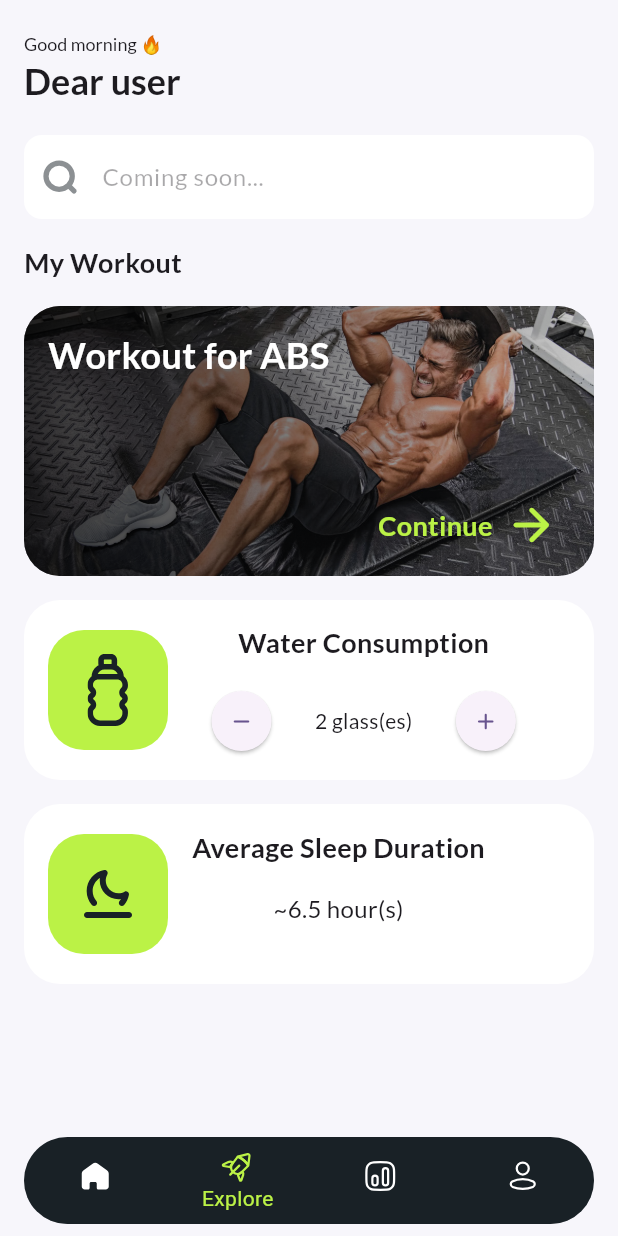
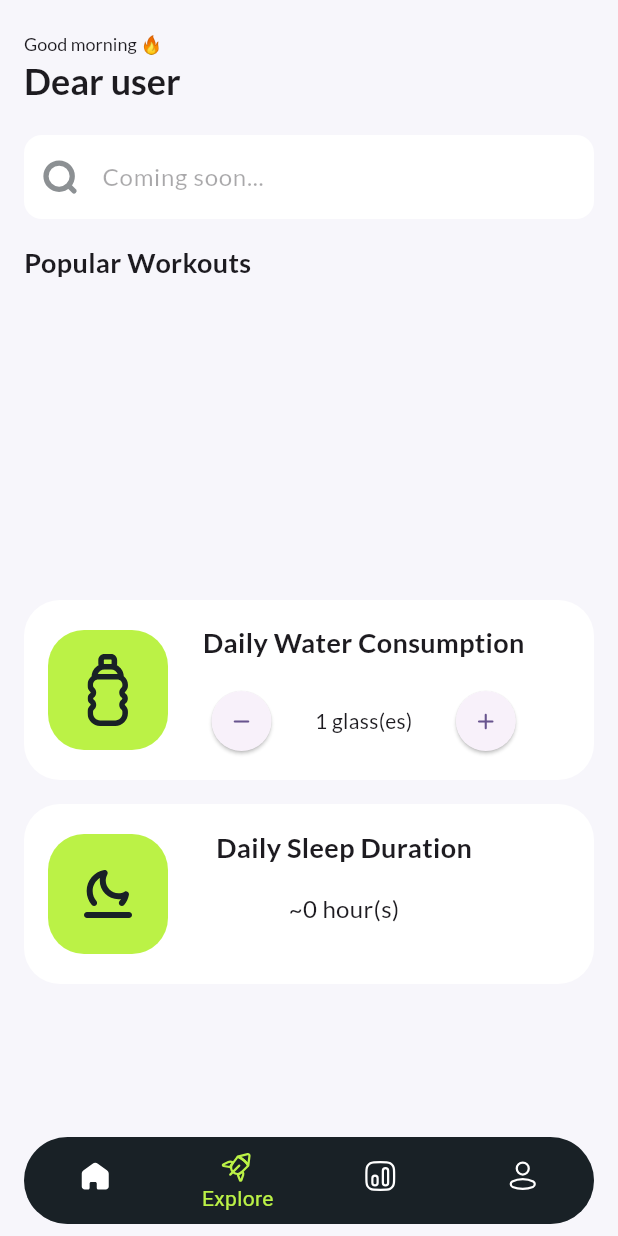
Before and after one commit to SardorbekAbdulabbozov/health_hack, a Flutter app: the screen it shows after launch, item 2 of the bottom bar chosen, after a tap on the "add" icon, on a phone screen of 412 x 824 dp. Run offline on Flutter 3.47's test engine with Material 2 defaults, Android fonts, the phone set to English and light mode, and no system bars; our stand-ins replace flutter_svg, get; missing offline and left inert: mysql_client; accounts and stored records are empty; statements that could not run were skipped.

Commit message:
home page with functionality

```diff
--- a/lib/controllers/main_controller.dart
+++ b/lib/controllers/main_controller.dart
@@ -1,5 +1,8 @@
+// ignore_for_file: avoid_function_literals_in_foreach_calls
+
 import 'package:health_hack/models/user_model.dart';
 import 'package:health_hack/models/workout_model.dart';
+import 'package:health_hack/utils/base_functions.dart';
 import 'package:health_hack/utils/constants.dart';
 import 'package:flutter/material.dart';
 import 'package:get/get.dart';
@@ -8,7 +11,11 @@ import 'package:mysql_client/mysql_client.dart';
 class MainController extends GetxController {
   MySQLConnection? connectionPool;
   UserModel? userData;
+  WorkoutModel? userWorkout;
+  List<WorkoutModel> otherWorkouts = [];
   int navBarIndex = 0;
+  int dailyWaterAmount = 0;
+  int dailySleepAmount = 0;
 
   @override
   void onReady() async {
@@ -24,7 +31,11 @@ class MainController extends GetxController {
     await connectionPool
         ?.connect()
         .then((value) => debugPrint('├─────────────────────────── connected'));
-    await getUserData('abdulabbozov');
+    await getUserData('abdulabbozov').then((v) async {
+      await getUserWorkout('abdulabbozov');
+      await getDailyWaterConsumption('abdulabbozov');
+      await getSleepDuration('abdulabbozov');
+    });
   }
 
   Future<void> getUserData(String ssn) async {
@@ -44,18 +55,78 @@ class MainController extends GetxController {
     update();
   }
 
+  Future<void> getUserWorkout(String ssn) async {
+    IResultSet? result = await connectionPool?.execute(
+        "SELECT workout.title, workout.id FROM workout JOIN user USING(id) WHERE user.ssn = '$ssn'");
+    userWorkout = WorkoutModel(
+      id: result?.rows.first.colAt(1) ?? '',
+      name: result?.rows.first.colAt(0) ?? '',
+      coverImage:
+          BaseFunctions.getWorkoutCoverImage(result?.rows.first.colAt(1) ?? ''),
+    );
+    if ((result?.rows ?? []).isEmpty) {
+      IResultSet? result =
+          await connectionPool?.execute("SELECT * FROM workout");
+      (result?.rows ?? []).forEach((row) {
+        otherWorkouts.add(
+          WorkoutModel(
+            id: row.colAt(1) ?? '',
+            name: row.colAt(0) ?? '',
+            coverImage: BaseFunctions.getWorkoutCoverImage(row.colAt(1) ?? ''),
+          ),
+        );
+      });
+    }
+    update();
+  }
+
+  Future<void> getSleepDuration(String ssn) async {
+    var date = DateTime.now();
+    IResultSet? result = await connectionPool?.execute(
+        "SELECT * FROM sleep WHERE id='${date.day}.${date.month}.${date.year}' AND ssn = '$ssn'");
+    if ((result?.rows ?? []).isEmpty) {
+      dailySleepAmount = 0;
+    } else {
+      dailySleepAmount = int.tryParse(result?.rows.first.colAt(1) ?? '') ?? 0;
+    }
+    update();
+  }
+
+  Future<void> getDailyWaterConsumption(String ssn) async {
+    var date = DateTime.now();
+    IResultSet? result = await connectionPool?.execute(
+        "SELECT * FROM water WHERE id='${date.day}.${date.month}.${date.year}' AND ssn = '$ssn'");
+    if ((result?.rows ?? []).isEmpty) {
+      dailyWaterAmount = 0;
+    } else {
+      dailyWaterAmount = int.tryParse(result?.rows.first.colAt(1) ?? '') ?? 0;
+    }
+    update();
+  }
+
+  Future<void> updateWaterAmount(int amount) async {
+    var date = DateTime.now();
+    await connectionPool?.execute(amount == 0
+        ? "DELETE FROM water WHERE id='${date.day}.${date.month}.${date.year}' AND ssn = 'abdulabbozov'"
+        : amount == 1 && dailyWaterAmount == 0
+            ? "INSERT INTO water(id, amount, ssn) VALUES ('${date.day}.${date.month}.${date.year}','$amount','abdulabbozov')"
+            : "UPDATE water SET amount='$amount' WHERE ssn = 'abdulabbozov'");
+    dailyWaterAmount = amount;
+    update();
+  }
+
   void changeNavBar(int index) {
     navBarIndex = index;
     update();
   }
 
-  List<Workouts> personalizedWorkouts() {
+  List<WorkoutModel> personalizedWorkouts() {
     return [
-      Workouts(name: 'Workout for ABS', coverImage: 'abs'),
-      Workouts(name: 'Workout for Arms', coverImage: 'arms'),
-      Workouts(name: 'Workout for Legs', coverImage: 'legs'),
-      Workouts(name: 'Workout for Back', coverImage: 'back'),
-      Workouts(name: 'Yoga', coverImage: 'yoga'),
+      WorkoutModel(id: '1', name: 'Workout for ABS', coverImage: 'abs'),
+      WorkoutModel(id: '2', name: 'Workout for Arms', coverImage: 'arms'),
+      WorkoutModel(id: '3', name: 'Workout for Legs', coverImage: 'legs'),
+      WorkoutModel(id: '4', name: 'Workout for Back', coverImage: 'back'),
+      WorkoutModel(id: '5', name: 'Yoga', coverImage: 'yoga'),
     ];
   }
 }
--- a/lib/models/workout_model.dart
+++ b/lib/models/workout_model.dart
@@ -1,6 +1,7 @@
-class Workouts {
+class WorkoutModel {
+  final String id;
   final String name;
-  final String coverImage;
+  final String? coverImage;
 
-  Workouts({required this.name, required this.coverImage});
+  WorkoutModel({required this.id,required this.name, this.coverImage});
 }
--- a/lib/screens/main_page/main_page.dart
+++ b/lib/screens/main_page/main_page.dart
@@ -26,13 +26,23 @@ class MainPage extends StatelessWidget {
                 : 'Dear user',
           ),
         ),
-        body: const Column(
+        body: Column(
           children: [
-            CustomSearchBar(),
-            MyWorkouts(),
-            MyWaterConsumption(),
-            SizedBox(height: 16),
-            MySleepDuration(),
+            const CustomSearchBar(),
+            MyWorkouts(
+              id: controller.userWorkout?.id ?? '',
+              name: controller.userWorkout?.name ?? '',
+              coverImage: controller.userWorkout?.coverImage ?? '',
+              otherWorkouts: controller.otherWorkouts,
+            ),
+            MyWaterConsumption(
+              amount: controller.dailyWaterAmount,
+              onChanged: (i) async {
+                await controller.updateWaterAmount(i);
+              },
+            ),
+            const SizedBox(height: 16),
+            MySleepDuration(amount: controller.dailySleepAmount),
           ],
         ),
         bottomNavigationBar: Padding(
--- a/lib/screens/main_page/widgets/my_sleep_duration.dart
+++ b/lib/screens/main_page/widgets/my_sleep_duration.dart
@@ -6,8 +6,8 @@ import 'package:get/get.dart';
 import 'package:health_hack/utils/constants.dart';
 
 class MySleepDuration extends StatelessWidget {
-  const MySleepDuration({Key? key}) : super(key: key);
-
+  const MySleepDuration({Key? key, required this.amount}) : super(key: key);
+  final int amount;
   @override
   Widget build(BuildContext context) {
     return Container(
@@ -33,16 +33,16 @@ class MySleepDuration extends StatelessWidget {
               height: 48,
             ),
           ),
-          const Padding(
-            padding: EdgeInsets.only(right: 16),
+           Padding(
+            padding: const EdgeInsets.symmetric(horizontal: 16),
             child: Column(
               mainAxisAlignment: MainAxisAlignment.start,
               crossAxisAlignment: CrossAxisAlignment.center,
               children: [
-                Padding(
+                const Padding(
                   padding: EdgeInsets.symmetric(vertical: 16),
                   child: Text(
-                    'Average Sleep Duration',
+                    'Daily Sleep Duration',
                     style: TextStyle(
                       fontFamily: 'Lato',
                       fontSize: 18,
@@ -51,8 +51,8 @@ class MySleepDuration extends StatelessWidget {
                   ),
                 ),
                 Text(
-                  '~6.5 hour(s)',
-                  style: TextStyle(
+                  '~$amount hour(s)',
+                  style: const TextStyle(
                     fontFamily: 'Lato',
                     fontSize: 16,
                     fontWeight: FontWeight.w500,
--- a/lib/screens/main_page/widgets/my_water_consumption.dart
+++ b/lib/screens/main_page/widgets/my_water_consumption.dart
@@ -6,7 +6,13 @@ import 'package:get/get.dart';
 import 'package:health_hack/utils/constants.dart';
 
 class MyWaterConsumption extends StatelessWidget {
-  const MyWaterConsumption({Key? key}) : super(key: key);
+  const MyWaterConsumption({
+    Key? key,
+    required this.amount,
+    required this.onChanged,
+  }) : super(key: key);
+  final int amount;
+  final void Function(int) onChanged;
 
   @override
   Widget build(BuildContext context) {
@@ -41,7 +47,7 @@ class MyWaterConsumption extends StatelessWidget {
               crossAxisAlignment: CrossAxisAlignment.center,
               children: [
                 const Text(
-                  'Water Consumption',
+                  'Daily Water Consumption',
                   style: TextStyle(
                     fontFamily: 'Lato',
                     fontSize: 18,
@@ -53,7 +59,9 @@ class MyWaterConsumption extends StatelessWidget {
                   child: Row(
                     children: [
                       ElevatedButton(
-                        onPressed: () {},
+                        onPressed: amount - 1 < 0
+                            ? null
+                            : () => onChanged.call(amount - 1),
                         style: ButtonStyle(
                           shape:
                               MaterialStateProperty.all(const CircleBorder()),
@@ -61,9 +69,9 @@ class MyWaterConsumption extends StatelessWidget {
                         child: const Icon(Icons.remove_rounded),
                       ),
                       const Spacer(),
-                      const Text(
-                        '2 glass(es)',
-                        style: TextStyle(
+                      Text(
+                        '$amount glass(es)',
+                        style: const TextStyle(
                           fontFamily: 'Lato',
                           fontSize: 14,
                           fontWeight: FontWeight.w500,
@@ -71,7 +79,7 @@ class MyWaterConsumption extends StatelessWidget {
                       ),
                       const Spacer(),
                       ElevatedButton(
-                        onPressed: () {},
+                        onPressed: () => onChanged.call(amount + 1),
                         style: ButtonStyle(
                           shape:
                               MaterialStateProperty.all(const CircleBorder()),
--- a/lib/screens/main_page/widgets/my_workouts.dart
+++ b/lib/screens/main_page/widgets/my_workouts.dart
@@ -1,10 +1,21 @@
 import 'package:flutter/material.dart';
 import 'package:get/get.dart';
 import 'package:health_hack/controllers/main_controller.dart';
+import 'package:health_hack/models/workout_model.dart';
 import 'package:health_hack/utils/constants.dart';
 
 class MyWorkouts extends GetView<MainController> {
-  const MyWorkouts({Key? key}) : super(key: key);
+  const MyWorkouts({
+    Key? key,
+    required this.id,
+    required this.name,
+    required this.coverImage,
+    required this.otherWorkouts,
+  }) : super(key: key);
+  final String id;
+  final String name;
+  final String coverImage;
+  final List<WorkoutModel> otherWorkouts;
 
   @override
   Widget build(BuildContext context) {
@@ -14,9 +25,9 @@ class MyWorkouts extends GetView<MainController> {
         mainAxisSize: MainAxisSize.min,
         crossAxisAlignment: CrossAxisAlignment.start,
         children: [
-          const Text(
-            'My Workout',
-            style: TextStyle(
+          Text(
+            name.isNotEmpty ? 'My Workout' : 'Popular Workouts',
+            style: const TextStyle(
               fontFamily: 'Lato',
               fontSize: 18,
               fontWeight: FontWeight.w700,
@@ -27,7 +38,7 @@ class MyWorkouts extends GetView<MainController> {
             height: 180,
             child: ListView.builder(
               physics: const ClampingScrollPhysics(),
-              itemCount: 1, //controller.personalizedWorkouts().length,
+              itemCount: name.isNotEmpty ? 1 : otherWorkouts.length,
               scrollDirection: Axis.horizontal,
               itemBuilder: (_, i) {
                 return Stack(
@@ -53,7 +64,7 @@ class MyWorkouts extends GetView<MainController> {
                         image: DecorationImage(
                           fit: BoxFit.cover,
                           image: AssetImage(
-                            'assets/ic_${controller.personalizedWorkouts()[i].coverImage}.jpg',
+                            'assets/ic_${name.isNotEmpty ? coverImage : otherWorkouts[i].coverImage}.jpg',
                           ),
                         ),
                       ),
@@ -61,7 +72,7 @@ class MyWorkouts extends GetView<MainController> {
                     Padding(
                       padding: EdgeInsets.only(top: 16, left: i != 0 ? 32 : 16),
                       child: Text(
-                        controller.personalizedWorkouts()[i].name,
+                        name.isNotEmpty ? name : otherWorkouts[i].name,
                         style: const TextStyle(
                           fontFamily: 'Lato',
                           fontSize: 24,
@@ -70,6 +81,7 @@ class MyWorkouts extends GetView<MainController> {
                         ),
                       ),
                     ),
+                    if (name.isNotEmpty)
                       Positioned.fill(
                         left: Get.width - 176,
                         bottom: 16,
```
Also changed, not shown: lib/utils/base_functions.dart (+17 -0 lines), assets/ic_gym.jpg (added). Lines whose indentation alone changed are shown as unchanged.
